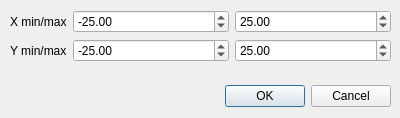
The window that cropdialog.ui (VespucciProject/Vespucci) describes before a commit, drawn with Qt 5.
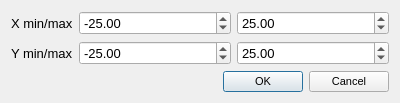
The same window after the commit.

```diff
--- a/cropdialog.ui
+++ b/cropdialog.ui
@@ -7,38 +7,25 @@
     <x>0</x>
     <y>0</y>
     <width>400</width>
-    <height>118</height>
+    <height>97</height>
    </rect>
   </property>
+  <property name="font">
+   <font>
+    <pointsize>10</pointsize>
+   </font>
+  </property>
   <property name="windowTitle">
    <string>Crop Dataset</string>
   </property>
-  <widget class="QDialogButtonBox" name="buttonBox">
-   <property name="geometry">
-    <rect>
-     <x>50</x>
-     <y>80</y>
-     <width>341</width>
-     <height>32</height>
-    </rect>
-   </property>
-   <property name="orientation">
-    <enum>Qt::Horizontal</enum>
-   </property>
-   <property name="standardButtons">
-    <set>QDialogButtonBox::Cancel|QDialogButtonBox::Ok</set>
-   </property>
-  </widget>
-  <widget class="QWidget" name="formLayoutWidget">
-   <property name="geometry">
-    <rect>
-     <x>10</x>
-     <y>10</y>
-     <width>381</width>
-     <height>61</height>
-    </rect>
-   </property>
-   <layout class="QFormLayout" name="formLayout">
+  <layout class="QFormLayout" name="formLayout_2">
+   <item row="0" column="0">
+    <widget class="QLabel" name="label">
+     <property name="text">
+      <string>X min/max</string>
+     </property>
+    </widget>
+   </item>
     <item row="0" column="1">
      <layout class="QHBoxLayout" name="horizontalLayout">
       <item>
@@ -63,13 +50,6 @@
       </item>
      </layout>
     </item>
-    <item row="0" column="0">
-     <widget class="QLabel" name="label">
-      <property name="text">
-       <string>X min/max</string>
-      </property>
-     </widget>
-    </item>
     <item row="1" column="0">
      <widget class="QLabel" name="label_2">
       <property name="text">
@@ -101,8 +81,25 @@
       </item>
      </layout>
     </item>
-   </layout>
-  </widget>
+   <item row="2" column="0">
+    <layout class="QFormLayout" name="formLayout"/>
+   </item>
+   <item row="2" column="1">
+    <widget class="QDialogButtonBox" name="buttonBox">
+     <property name="font">
+      <font>
+       <pointsize>8</pointsize>
+      </font>
+     </property>
+     <property name="orientation">
+      <enum>Qt::Horizontal</enum>
+     </property>
+     <property name="standardButtons">
+      <set>QDialogButtonBox::Cancel|QDialogButtonBox::Ok</set>
+     </property>
+    </widget>
+   </item>
+  </layout>
  </widget>
  <resources/>
  <connections>
```
Lines whose indentation alone changed are shown as unchanged.
